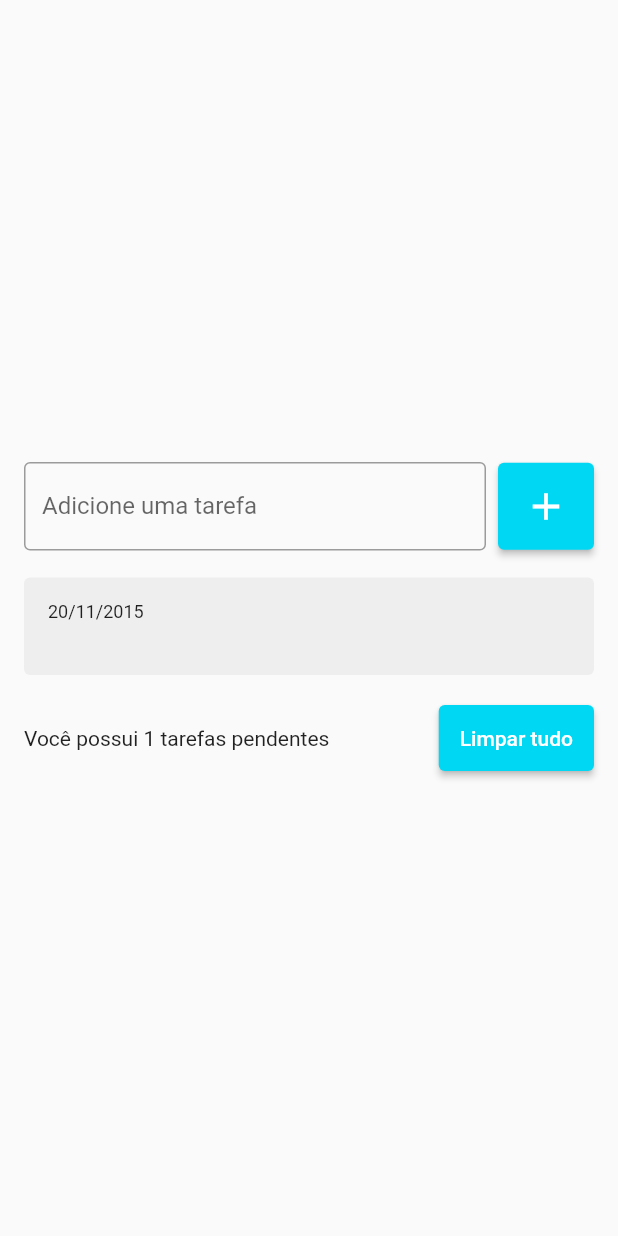
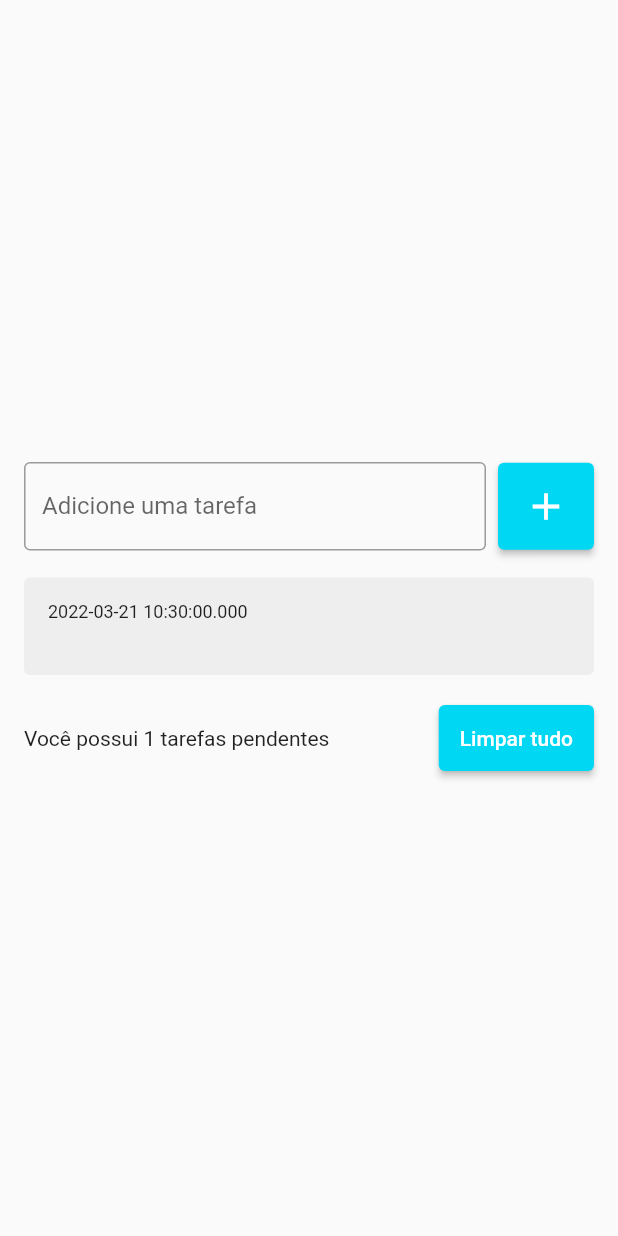
Before and after one commit to wilker123/TodoList_flutter, a Flutter app: the screen it shows after launch, after a tap on the "add" icon, on a phone screen of 412 x 824 dp. Run offline on Flutter 3.47's test engine with Material 2 defaults, Android fonts, the phone set to English and light mode, and no system bars.

Commit message:
Created model todo! Refactoring todo_list_item

```diff
--- /dev/null
+++ b/todo_list/lib/models/todo.dart
@@ -0,0 +1,9 @@
+class Todo {
+  String title;
+  DateTime dateTime;
+
+  Todo({
+    required this.title,
+    required this.dateTime,
+  });
+}
--- a/todo_list/lib/pages/todo_list_page.dart
+++ b/todo_list/lib/pages/todo_list_page.dart
@@ -1,5 +1,6 @@
 import 'package:flutter/material.dart';
 
+import '../models/todo.dart';
 import '../widgets/todo_list_item.dart';
 
 class TodoListPage extends StatefulWidget {
@@ -10,7 +11,7 @@ class TodoListPage extends StatefulWidget {
 }
 
 class _TodoListPageState extends State<TodoListPage> {
-  List<String> todos = [];
+  List<Todo> todos = [];
 
   final TextEditingController todoController = TextEditingController();
 
@@ -43,7 +44,9 @@ class _TodoListPageState extends State<TodoListPage> {
                       onPressed: () {
                         String text = todoController.text;
                         setState(() {
-                          todos.add(text);
+                          Todo newTodo =
+                              Todo(title: text, dateTime: DateTime.now());
+                          todos.add(newTodo);
                         });
                         todoController.clear();
                       },
@@ -65,9 +68,9 @@ class _TodoListPageState extends State<TodoListPage> {
                   child: ListView(
                     shrinkWrap: true,
                     children: [
-                      for (String todo in todos)
+                      for (Todo todo in todos)
                         TodoListItem(
-                          title: todo,
+                          todo: todo,
                         ),
                     ],
                   ),
--- a/todo_list/lib/widgets/todo_list_item.dart
+++ b/todo_list/lib/widgets/todo_list_item.dart
@@ -1,12 +1,14 @@
 import 'package:flutter/material.dart';
 
+import '../models/todo.dart';
+
 class TodoListItem extends StatelessWidget {
-  const TodoListItem({
+  TodoListItem({
     Key? key,
-    required this.title,
+    required this.todo,
   }) : super(key: key);
 
-  final String title;
+  final Todo todo;
 
   @override
   Widget build(BuildContext context) {
@@ -20,14 +22,14 @@ class TodoListItem extends StatelessWidget {
       child: Column(
         crossAxisAlignment: CrossAxisAlignment.start,
         children: [
-          const Text(
-            "20/11/2015",
-            style: TextStyle(
+          Text(
+            todo.dateTime.toString(),
+            style: const TextStyle(
               fontSize: 12,
             ),
           ),
           Text(
-            title,
+            todo.title,
             style: const TextStyle(
               fontSize: 16,
               fontWeight: FontWeight.w600,
```
